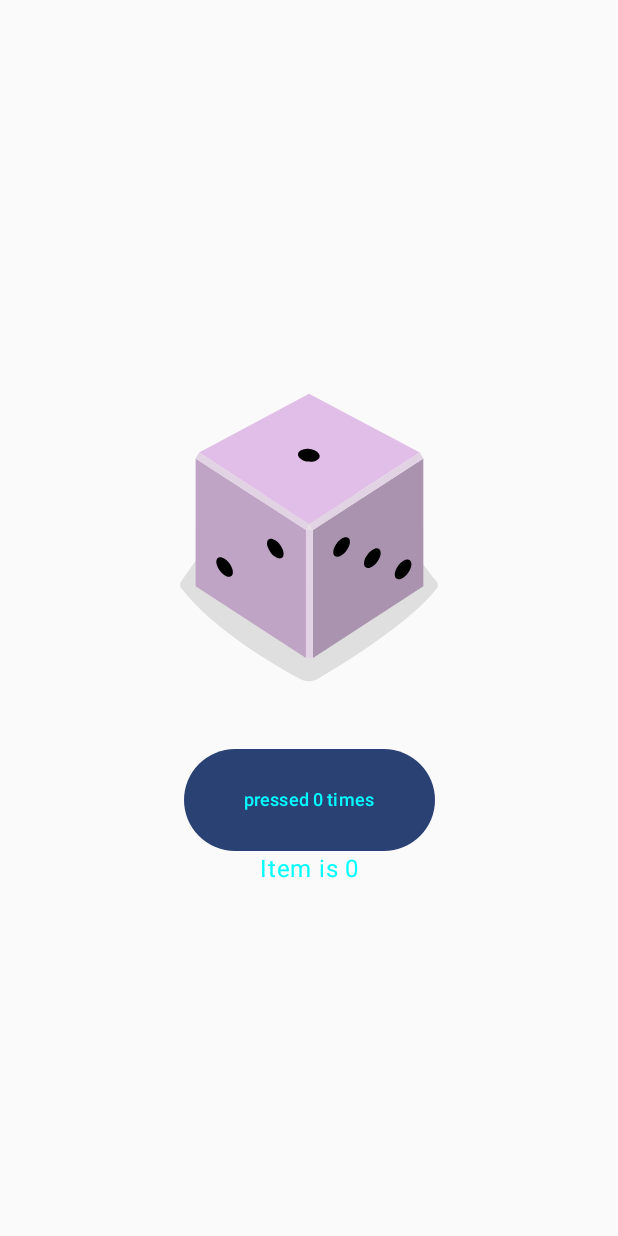
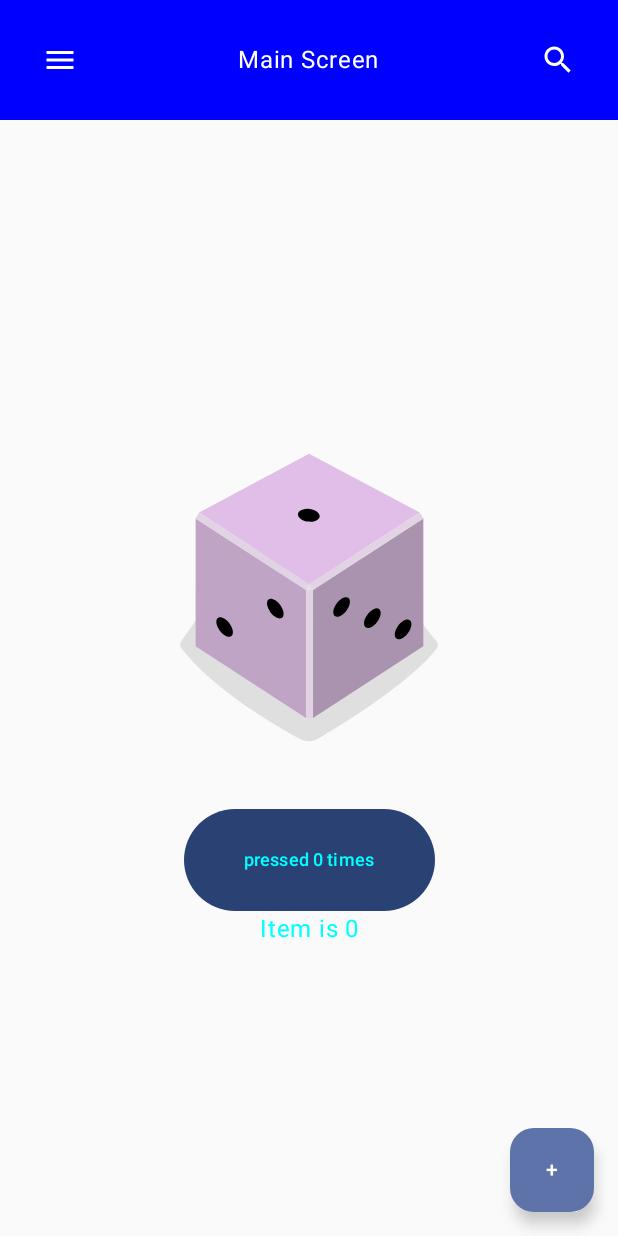
Before and after one commit to pandabyxanda/Milestone-widget, an Android app built with Jetpack Compose: the screen it shows after launch (MainActivity), on a phone screen of 412 x 824 dp. Run offline under Robolectric (Android 15) with nearby library versions, the phone set to English and light mode, and no system bars.

Commit message:
feat: add top bar

```diff
--- a/app/src/main/java/com/example/milestone_widget/MainActivity.kt
+++ b/app/src/main/java/com/example/milestone_widget/MainActivity.kt
@@ -7,15 +7,24 @@ import android.util.Log
 import androidx.activity.ComponentActivity
 import androidx.activity.compose.setContent
 import androidx.compose.foundation.Image
+import androidx.compose.foundation.background
+import androidx.compose.foundation.layout.Arrangement
+import androidx.compose.foundation.layout.Box
 import androidx.compose.foundation.layout.Column
+import androidx.compose.foundation.layout.Row
 import androidx.compose.foundation.layout.Spacer
 import androidx.compose.foundation.layout.fillMaxSize
+import androidx.compose.foundation.layout.fillMaxWidth
 import androidx.compose.foundation.layout.height
 import androidx.compose.foundation.layout.padding
 import androidx.compose.foundation.layout.wrapContentSize
 import androidx.compose.foundation.lazy.LazyColumn
 import androidx.compose.foundation.lazy.items
+import androidx.compose.material.icons.Icons
+import androidx.compose.material.icons.filled.Menu
+import androidx.compose.material.icons.filled.Search
 import androidx.compose.material3.Button
+import androidx.compose.material3.FloatingActionButton
 import androidx.compose.material3.Text
 import androidx.compose.runtime.Composable
 import androidx.compose.runtime.getValue
@@ -31,6 +40,8 @@ import androidx.compose.ui.tooling.preview.Preview
 import androidx.compose.ui.unit.dp
 import androidx.compose.ui.unit.sp
 import com.example.milestone_widget.ui.theme.Milestone_widgetTheme
+import androidx.compose.material3.Icon
+import androidx.compose.material3.IconButton
 
 // TODO: make button click add number to total and save it
 
@@ -43,11 +54,13 @@ class MainActivity : ComponentActivity() {
     override fun onCreate(savedInstanceState: Bundle?) {
         super.onCreate(savedInstanceState)
         Log.d("MainActivity", "onCreate")
-        sharedPreferences = getSharedPreferences("com.example.milestone_widget", Context.MODE_PRIVATE)
+        sharedPreferences =
+            getSharedPreferences("com.example.milestone_widget", Context.MODE_PRIVATE)
 
         setContent {
             Milestone_widgetTheme {
-                DiceRollerApp(sharedPreferences)
+//                DiceRollerApp(sharedPreferences)
+                MainScreen(sharedPreferences)
             }
         }
 
@@ -62,6 +75,51 @@ class MainActivity : ComponentActivity() {
     }
 }
 
+@Composable
+fun CustomTopBar() {
+    Row(
+        modifier = Modifier
+            .fillMaxWidth()
+            .background(Color.Blue)
+            .padding(16.dp),
+        verticalAlignment = Alignment.CenterVertically,
+        horizontalArrangement = Arrangement.SpaceBetween
+    ) {
+        IconButton(onClick = { /* Handle menu click */ }) {
+            Icon(Icons.Filled.Menu, contentDescription = "Menu", tint = Color.White)
+        }
+        Text(text = "Main Screen", color = Color.White)
+        IconButton(onClick = { /* Handle search click */ }) {
+            Icon(Icons.Filled.Search, contentDescription = "Search", tint = Color.White)
+        }
+    }
+}
+
+@Composable
+fun MainScreen(sharedPreferences: SharedPreferences) {
+    Box(modifier = Modifier.fillMaxSize()) {
+        Column {
+            CustomTopBar()
+            DiceWithButtonAndImage(
+                modifier = Modifier
+                    .fillMaxSize()
+                    .wrapContentSize(Alignment.Center),
+                sharedPreferences = sharedPreferences
+            )
+        }
+        FloatingActionButton(
+            onClick = {
+                // Logic to create a new item
+                Log.d("MainActivity", "New item created")
+            },
+            modifier = Modifier
+                .align(Alignment.BottomEnd)
+                .padding(16.dp)
+        ) {
+            Text("+")
+        }
+    }
+}
 
 @Composable
 fun DiceWithButtonAndImage(modifier: Modifier = Modifier, sharedPreferences: SharedPreferences) {
@@ -169,14 +227,46 @@ fun DiceWithButtonAndImage(modifier: Modifier = Modifier, sharedPreferences: Sha
 }
 
 
+//@Preview
+//@Composable
+//fun DiceRollerApp(
+//    sharedPreferences: SharedPreferences = androidx.compose.ui.platform.LocalContext.current.getSharedPreferences("com.example.milestone_widget", Context.MODE_PRIVATE)) {
+//    DiceWithButtonAndImage(
+//        modifier = Modifier
+//            .fillMaxSize()
+//            .wrapContentSize(Alignment.Center),
+//        sharedPreferences = sharedPreferences
+//    )
+//}
 @Preview
 @Composable
 fun DiceRollerApp(
-    sharedPreferences: SharedPreferences = androidx.compose.ui.platform.LocalContext.current.getSharedPreferences("com.example.milestone_widget", Context.MODE_PRIVATE)) {
-    DiceWithButtonAndImage(
-        modifier = Modifier
-            .fillMaxSize()
-            .wrapContentSize(Alignment.Center),
-        sharedPreferences = sharedPreferences
+    sharedPreferences: SharedPreferences = androidx.compose.ui.platform.LocalContext.current.getSharedPreferences(
+        "com.example.milestone_widget",
+        Context.MODE_PRIVATE
     )
+) {
+    Box(modifier = Modifier.fillMaxSize()) {
+        DiceWithButtonAndImage(
+            modifier = Modifier
+                .fillMaxSize()
+                .wrapContentSize(Alignment.Center),
+            sharedPreferences = sharedPreferences
+        )
+        FloatingActionButton(
+            onClick = {
+                // Logic to create a new item
+//                val db = DBHelper(LocalContext.current, null)
+//                val name = "new_item"
+//                val age = "0"
+//                db.addName(name, age)
+                Log.d("MainActivity", "New item created")
+            },
+            modifier = Modifier
+                .align(Alignment.BottomEnd)
+                .padding(16.dp)
+        ) {
+            Text("+")
+        }
+    }
 }
```
